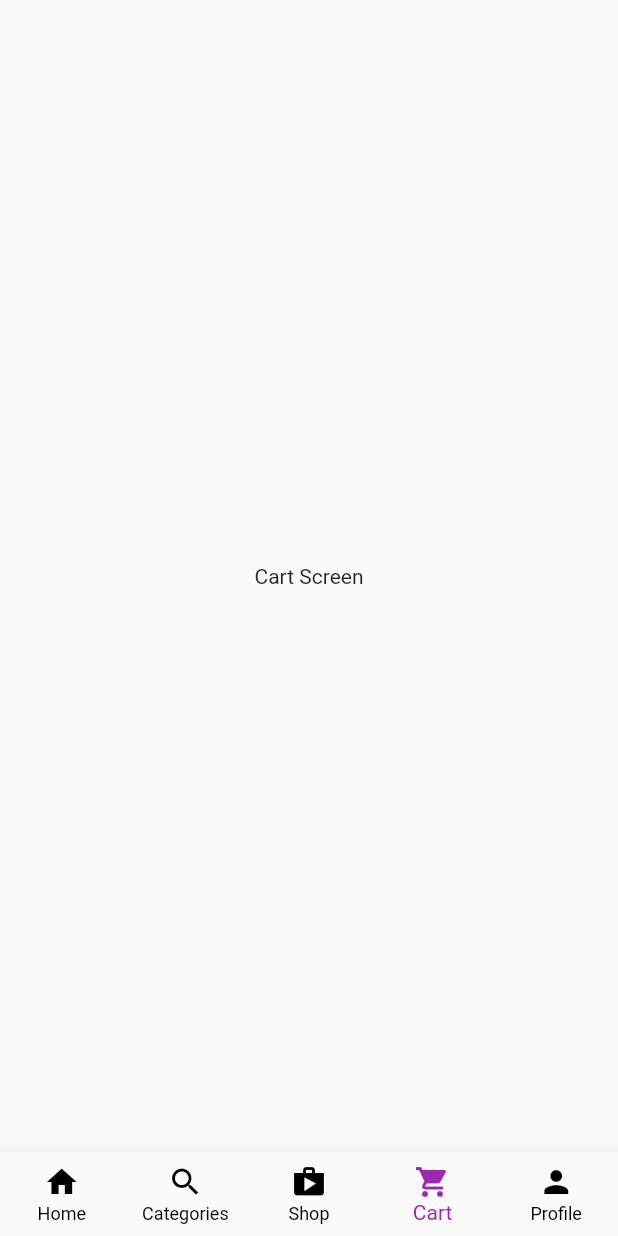
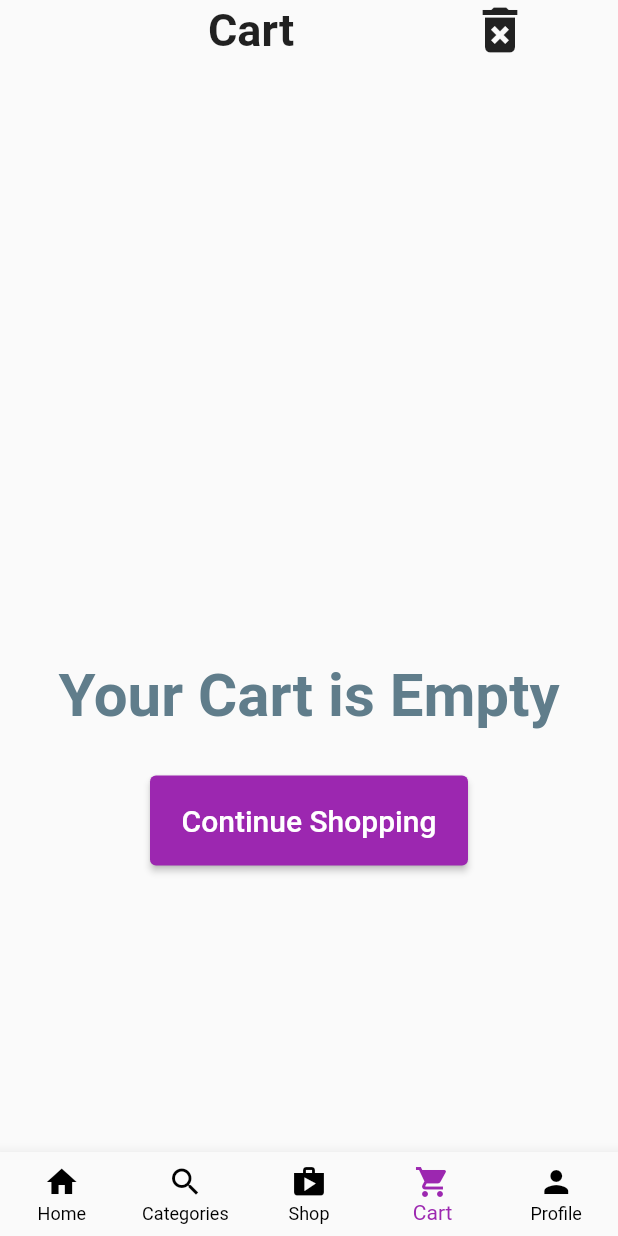
Before and after one commit to yemicoder/multi_vendor, a Flutter app: the CustomerHomeScreen screen opened directly, item 4 of the bottom bar chosen, on a phone screen of 412 x 824 dp. Run offline on Flutter 3.47's test engine with Material 2 defaults, Android fonts, the phone set to English and light mode, and no system bars; our stand-ins replace cloud_firestore, firebase_auth, firebase_core, firebase_storage, image_picker; accounts and stored records are empty.

Commit message:
building cart page UI

```diff
--- /dev/null
+++ b/lib/views/cart_screen.dart
@@ -0,0 +1,58 @@
+import 'package:flutter/material.dart';
+import 'package:flutter/services.dart';
+
+
+class CartScreen extends StatelessWidget {
+  const CartScreen({Key? key}) : super(key: key);
+
+  @override
+  Widget build(BuildContext context) {
+    return Scaffold(
+      body: Container(
+        child: Column(
+          children: [
+            Padding(
+              padding: const EdgeInsets.only(left: 80),
+              child: Row(
+                mainAxisAlignment: MainAxisAlignment.spaceAround,
+                children: const [
+                  Text('Cart',
+                  style: TextStyle(
+                    fontSize: 30,
+                    fontWeight: FontWeight.bold,
+                  ),
+                  ),
+                  Icon(Icons.delete_forever, size: 40,),
+                ],
+              ),
+            ),
+            const SizedBox(height: 400,),
+            const Text('Your Cart is Empty',
+            style: TextStyle(
+              fontSize: 40,
+              fontWeight: FontWeight.bold,
+              color: Colors.blueGrey,
+            ),
+            ),
+            SizedBox(height: 30,),
+            Padding(
+              padding: const EdgeInsets.only(left: 100, right: 100),
+              child: ElevatedButton(onPressed: () {},
+                  style: ElevatedButton.styleFrom(
+                    backgroundColor: Colors.purple,
+                    minimumSize: Size.fromHeight(60),
+                  ),
+                  child: const Text(
+                    'Continue Shopping',
+                    style: TextStyle(
+                      fontSize: 20,
+                    ),
+                  ),
+              ),
+            ),
+          ],
+        )
+      ),
+    );
+  }
+}
--- a/lib/views/customer_home_screen.dart
+++ b/lib/views/customer_home_screen.dart
@@ -1,4 +1,5 @@
 import 'package:flutter/material.dart';
+import 'package:multi_vendor/views/cart_screen.dart';
 import 'package:multi_vendor/views/home_screen.dart';
 import 'package:multi_vendor/views/profile_screen.dart';
 
@@ -23,9 +24,7 @@ class _CustomerHomeScreenState extends State<CustomerHomeScreen> {
       Center(
         child: Text('Shop Screen'),
       ),
-      Center(
-        child: Text('Cart Screen'),
-      ),
+      CartScreen(),
       ProfileScreen(),
     ];
     return Scaffold(
--- a/lib/views/profile_screen.dart
+++ b/lib/views/profile_screen.dart
@@ -195,6 +195,7 @@ class _ProfileScreenState extends State<ProfileScreen> {
                     color: Colors.white,
                     borderRadius: BorderRadius.circular(20),
                   ),
+
                   child: Column(
                     children: const [
                       ListTile(
@@ -226,7 +227,6 @@ class _ProfileScreenState extends State<ProfileScreen> {
             ],
           ),
           ),
-
         ],
       ),
     );
```
